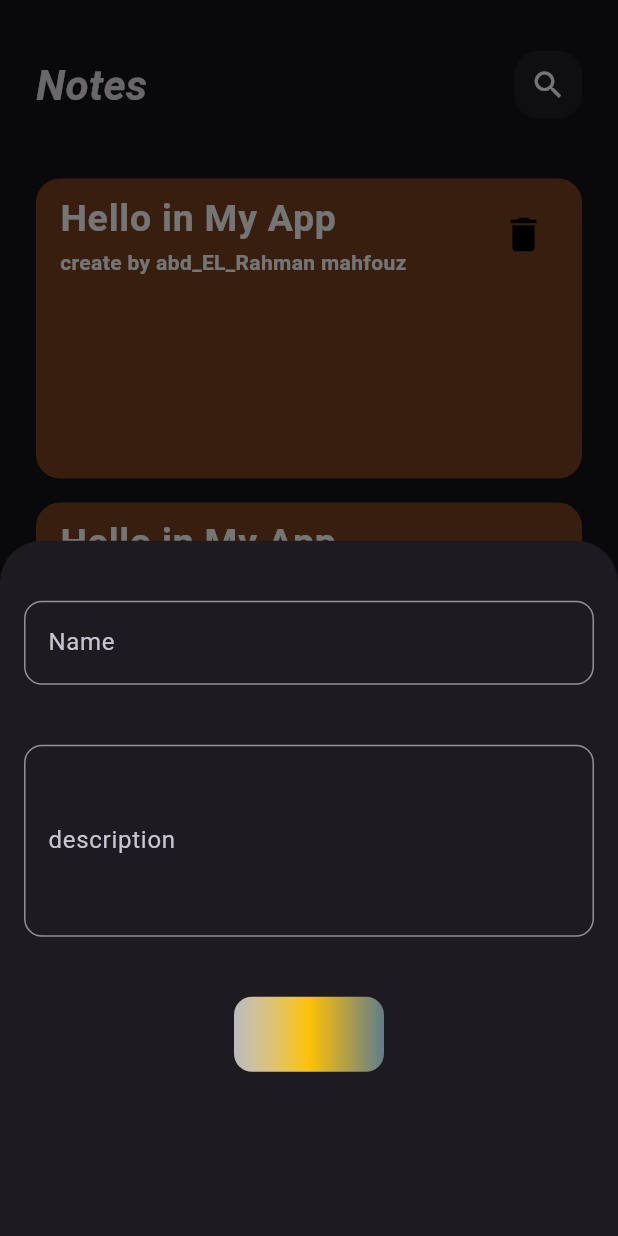
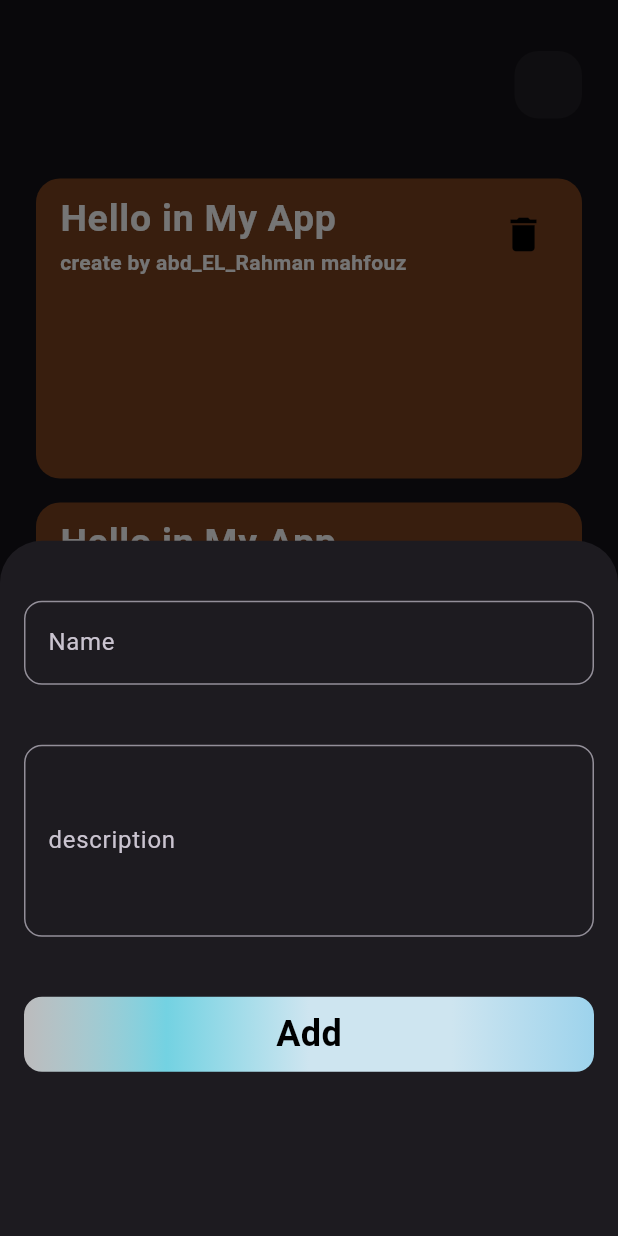
Before and after one commit to AMahfouz144/note_app, a Flutter app: the screen it shows after launch, after a tap on the "add" icon, on a phone screen of 412 x 824 dp. Run offline on Flutter 3.47's test engine with Material 3 defaults, Android fonts, the phone set to English and light mode, and no system bars.

Commit message:
update Custom App Bar

```diff
--- a/lib/views/notes_app.dart
+++ b/lib/views/notes_app.dart
@@ -16,29 +16,46 @@ class MyApp extends StatelessWidget {
           showModalBottomSheet(
               context: context,
               builder: (context) {
-                return const Padding(
-                  padding: EdgeInsets.symmetric(horizontal: 16),
+                return Padding(
+                  padding: const EdgeInsets.symmetric(horizontal: 16),
                   child: Column(
                     children: [
-                      SizedBox(
+                      const SizedBox(
                         height: 40,
                       ),
-                      CustomTextField(
+                      const CustomTextField(
                         text: 'Name',
                       ),
-                      SizedBox(
+                      const SizedBox(
                         height: 40,
                       ),
-                      CustomTextField(
+                      const CustomTextField(
                         text: 'description',
                         lines: 4,
                       ),
-                      SizedBox(
+                      const SizedBox(
                         height: 40,
                       ),
                       CustomButton(
-                        width: 100,
+                        onTap: () {
+                          Navigator.push(context,
+                              MaterialPageRoute(builder: (context) {
+                            return Test();
+                          }));
+                        },
+                        width: double.infinity,
                         hight: 50,
+                        child: const Center(
+                          child: Text(
+                            'Add',
+                            style: TextStyle(
+                              fontSize: 24,
+                              fontWeight: FontWeight.bold,
+                              fontStyle: FontStyle.normal,
+                              color: Colors.black,
+                            ),
+                          ),
+                        ),
                       ),
                     ],
                   ),
--- a/lib/views/test.dart
+++ b/lib/views/test.dart
@@ -1,4 +1,6 @@
 import 'package:flutter/material.dart';
+import 'package:g_notes/views/widgets/custom_appbar.dart';
+import 'package:g_notes/views/widgets/custom_text_field.dart';
 
 class Test extends StatelessWidget {
   Test({super.key, this.title});
@@ -6,9 +8,38 @@ class Test extends StatelessWidget {
   @override
   Widget build(BuildContext context) {
     return Scaffold(
-      body: Container(
-        color: Colors.white,
+        body: SafeArea(
+      child: SingleChildScrollView(
+        child: Padding(
+          padding: const EdgeInsets.symmetric(horizontal: 16),
+          child: Column(
+            children: [
+              SizedBox(
+                height: 50,
+                child: CustomAppBar(
+                  title: 'Edit Note',
+                  icon: const Icon(
+                    Icons.check,
+                  ),
+                  onPressed: () {
+                    print('Hello');
+                  },
+                ),
+              ),
+              const CustomTextField(
+                text: 'Name',
+              ),
+              const SizedBox(
+                height: 20,
+              ),
+              const CustomTextField(
+                text: 'description',
+                lines: 5,
+              ),
+            ],
+          ),
+        ),
       ),
-    );
+    ));
   }
 }
--- a/lib/views/widgets/custom_appbar.dart
+++ b/lib/views/widgets/custom_appbar.dart
@@ -2,21 +2,31 @@ import 'package:flutter/material.dart';
 import 'package:g_notes/views/widgets/custom_icon.dart';
 
 class CustomAppBar extends StatelessWidget {
-  const CustomAppBar({super.key});
-
+  const CustomAppBar({
+    super.key,
+    this.title,
+    this.icon,
+    this.onPressed,
+    });
+  final String? title;
+  final Widget? icon;
+  final void Function()? onPressed;
   @override
   Widget build(BuildContext context) {
-    return const Row(
+    return Row(
       children: [
         Text(
-          'Notes',
-          style: TextStyle(
+          title ?? '',
+          style: const TextStyle(
               fontSize: 28,
               fontWeight: FontWeight.bold,
               fontStyle: FontStyle.italic),
         ),
-        Spacer(),
-        CustomIcon(),
+        const Spacer(),
+        CustomIcon(
+          icon: icon,
+          onPressed: onPressed,
+        ),
       ],
     );
   }
--- a/lib/views/widgets/custom_button.dart
+++ b/lib/views/widgets/custom_button.dart
@@ -1,21 +1,41 @@
 import 'package:flutter/material.dart';
 
 class CustomButton extends StatelessWidget {
-  const CustomButton({super.key, this.hight, this.width, this.color});
+  const CustomButton({
+    super.key,
+    this.hight,
+    this.width,
+    this.color,
+    this.child,
+    this.onTap,
+  });
   final double? width;
   final double? hight;
   final Color? color;
+  final Widget? child;
+  final void Function()? onTap;
   @override
   Widget build(BuildContext context) {
     return GestureDetector(
-        child: Container(
-      width: width,
-      height: hight,
-      color: color,
+      onTap: onTap,
+      child: Container(
+
+        width: width,
+        height: hight,
+        color: color,
       decoration: BoxDecoration(
-          borderRadius: BorderRadius.circular(12),
-          gradient: LinearGradient(
-              colors: [Colors.white70, Colors.amber, Colors.blueGrey])),
+        borderRadius: BorderRadius.circular(12),
+        gradient: const LinearGradient(
+          colors: [
+            Colors.white70,
+            Color.fromARGB(255, 115, 210, 226),
+            Color.fromARGB(255, 206, 229, 240),
+            Color.fromARGB(255, 206, 229, 240),
+            Color.fromARGB(255, 157, 211, 236),
+          ],
+        ),
+      ),
+      child: child,
     ));
   }
 }
--- a/lib/views/widgets/custom_icon.dart
+++ b/lib/views/widgets/custom_icon.dart
@@ -1,8 +1,9 @@
 import 'package:flutter/material.dart';
 
 class CustomIcon extends StatelessWidget {
-  const CustomIcon({super.key});
-
+  const CustomIcon({super.key, this.icon, this.onPressed});
+  final Widget? icon;
+  final void Function()? onPressed;
   @override
   Widget build(BuildContext context) {
     return Container(
@@ -12,8 +13,6 @@ class CustomIcon extends StatelessWidget {
           borderRadius: BorderRadius.circular(16),
           color: Colors.white.withOpacity(.05),
         ),
-      child: Icon(Icons.search),
-
-    );
+        child: IconButton(onPressed: onPressed, icon: icon ?? const Text('')));
   }
 }
```
Lines whose indentation alone changed are shown as unchanged.
